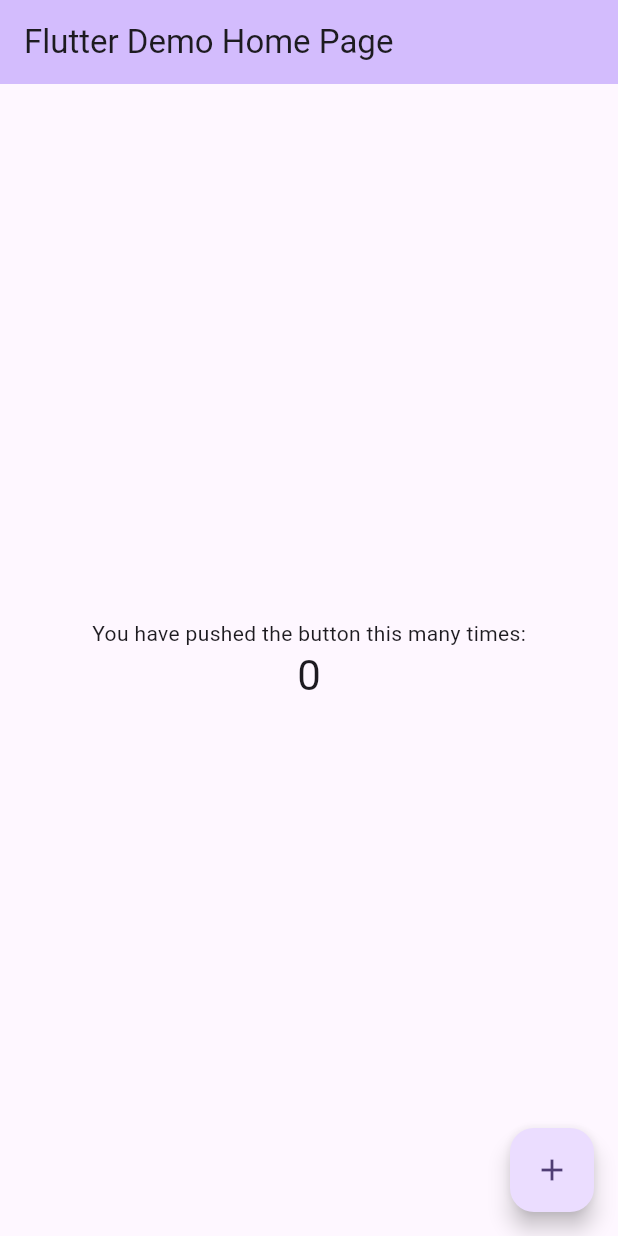
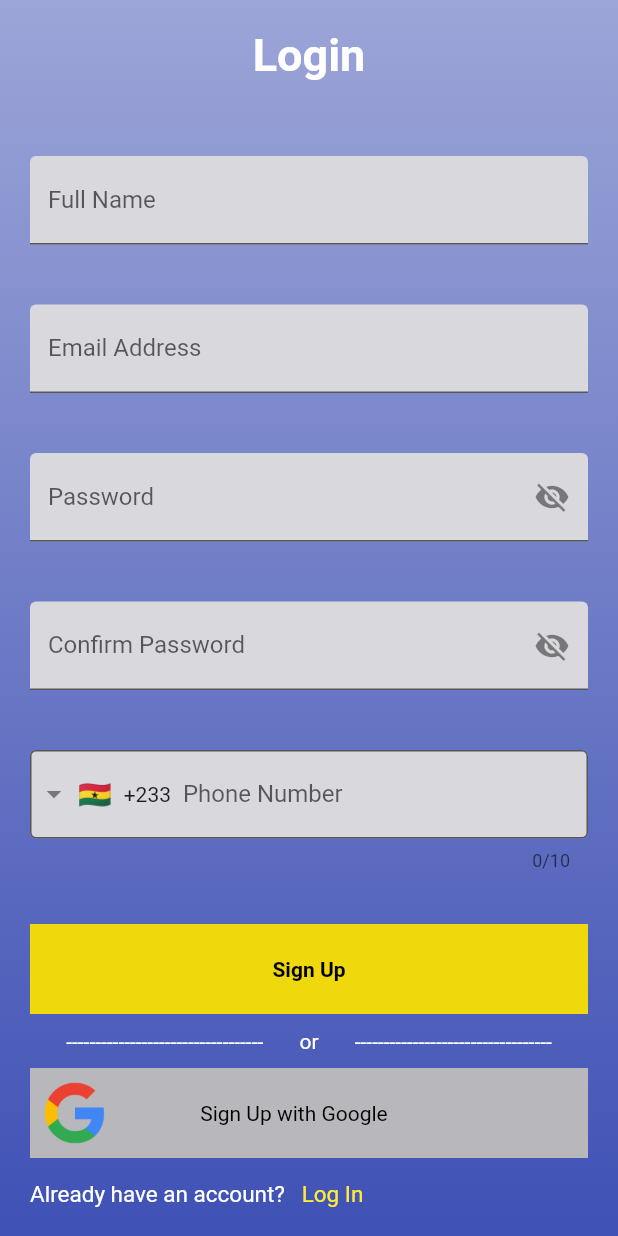
Before and after one commit to Adomakojohn/chatapp, a Flutter app: the screen it shows after launch, on a phone screen of 412 x 824 dp. Run offline on Flutter 3.47's test engine with Material 2 defaults, Android fonts, the light colour scheme and no system bars; drawn by our look-alikes of intl_phone_field; missing offline and left inert: animated_switch.

Commit message:
added auth screens

```diff
--- /dev/null
+++ b/lib/Screens/sign_up.dart
@@ -0,0 +1,226 @@
+import 'package:flutter/material.dart';
+import 'package:intl_phone_field/intl_phone_field.dart';
+
+class SignUpScreen extends StatefulWidget {
+  const SignUpScreen({super.key});
+
+  @override
+  State<SignUpScreen> createState() => _SignUpScreenState();
+}
+
+class _SignUpScreenState extends State<SignUpScreen> {
+  final TextEditingController _nameController = TextEditingController();
+  final TextEditingController _emailController = TextEditingController();
+  final TextEditingController _passwordController = TextEditingController();
+  final TextEditingController _confirmPasswordController =
+      TextEditingController();
+  final TextEditingController _phoneNumberController = TextEditingController();
+  @override
+  Widget build(BuildContext context) {
+    return Scaffold(
+      body: Stack(
+        children: [
+          Container(
+            decoration: BoxDecoration(
+                gradient: LinearGradient(colors: [
+              Colors.indigo,
+              Colors.indigo.withOpacity(0.5),
+            ], begin: Alignment.bottomCenter, end: Alignment.topCenter)),
+          ),
+          Align(
+            alignment: Alignment.center,
+            child: SingleChildScrollView(
+              child: Column(
+                crossAxisAlignment: CrossAxisAlignment.center,
+                mainAxisAlignment: MainAxisAlignment.center,
+                children: [
+                  const Text(
+                    'Login',
+                    style: TextStyle(
+                        fontWeight: FontWeight.bold,
+                        color: Colors.white,
+                        fontSize: 30),
+                  ),
+                  const SizedBox(
+                    height: 30,
+                  ),
+                  Padding(
+                    padding: const EdgeInsets.all(20.0),
+                    child: TextFormField(
+                      controller: _nameController,
+                      decoration: const InputDecoration(
+                        hintText: "Full Name",
+                        label: Text("Full Name"),
+                        fillColor: Color(0xffD8D8DD),
+                        filled: true,
+                      ),
+                    ),
+                  ),
+                  Padding(
+                    padding: const EdgeInsets.all(20.0),
+                    child: TextFormField(
+                      controller: _emailController,
+                      decoration: const InputDecoration(
+                        hintText: "Email Address",
+                        label: Text("Email Address"),
+                        fillColor: Color(0xffD8D8DD),
+                        filled: true,
+                      ),
+                    ),
+                  ),
+                  Padding(
+                    padding: const EdgeInsets.all(20.0),
+                    child: TextFormField(
+                      controller: _passwordController,
+                      obscureText: true,
+                      decoration: InputDecoration(
+                          hintText: "Password",
+                          label: const Text("Password"),
+                          fillColor: const Color(0xffD8D8DD),
+                          filled: true,
+                          suffixIcon: InkWell(
+                              onTap: () {},
+                              child: const Icon(Icons.visibility_off))),
+                    ),
+                  ),
+                  Padding(
+                    padding: const EdgeInsets.all(20.0),
+                    child: TextFormField(
+                      obscureText: true,
+                      controller: _confirmPasswordController,
+                      decoration: InputDecoration(
+                          hintText: "Confirm Password",
+                          label: const Text("Confirm Password"),
+                          fillColor: const Color(0xffD8D8DD),
+                          filled: true,
+                          suffixIcon: InkWell(
+                              onTap: () {},
+                              child: const Icon(Icons.visibility_off))),
+                    ),
+                  ),
+                  Padding(
+                      padding: const EdgeInsets.all(20.0),
+                      child: IntlPhoneField(
+                        controller: _phoneNumberController,
+                        decoration: const InputDecoration(
+                          labelText: 'Phone Number',
+                          fillColor: Color(0xffD8D8DD),
+                          filled: true,
+                          border: OutlineInputBorder(
+                            borderSide: BorderSide(),
+                          ),
+                        ),
+                        initialCountryCode: 'GH',
+                        onChanged: (phone) {
+                          print(phone.completeNumber);
+                        },
+                      )),
+                  const SizedBox(
+                    height: 15,
+                  ),
+                  Padding(
+                    padding: const EdgeInsets.only(left: 20, right: 20),
+                    child: InkWell(
+                      onTap: () {},
+                      child: Container(
+                        height: 60,
+                        width: 375,
+                        decoration: const BoxDecoration(
+                          color: Color.fromARGB(255, 239, 216, 12),
+                        ),
+                        child: const Center(
+                          child: Text(
+                            "Sign Up",
+                            style: TextStyle(
+                                fontWeight: FontWeight.bold,
+                                color: Colors.black),
+                          ),
+                        ),
+                      ),
+                    ),
+                  ),
+                  const SizedBox(
+                    height: 10,
+                  ),
+                  const Padding(
+                    padding: EdgeInsets.only(left: 20, right: 20),
+                    child: Row(
+                      mainAxisAlignment: MainAxisAlignment.spaceEvenly,
+                      children: [
+                        Text(
+                          "----------------------------------",
+                          style: TextStyle(color: Colors.white),
+                        ),
+                        Text(
+                          'or',
+                          style: TextStyle(color: Colors.white),
+                        ),
+                        Text(
+                          "----------------------------------",
+                          style: TextStyle(color: Colors.white),
+                        )
+                      ],
+                    ),
+                  ),
+                  const SizedBox(
+                    height: 10,
+                  ),
+                  Padding(
+                    padding: const EdgeInsets.only(left: 20, right: 20),
+                    child: InkWell(
+                      onTap: () {},
+                      child: Container(
+                        height: 60,
+                        width: 375,
+                        decoration: const BoxDecoration(
+                          color: Color.fromARGB(255, 183, 183, 188),
+                        ),
+                        child: const Row(
+                          children: [
+                            Padding(
+                              padding: EdgeInsets.all(8.0),
+                              child: Image(
+                                  image: AssetImage(
+                                      'assets/images/googleLogo.png')),
+                            ),
+                            SizedBox(
+                              width: 50,
+                            ),
+                            Text(' Sign Up with Google',
+                                style: TextStyle(color: Colors.black))
+                          ],
+                        ),
+                      ),
+                    ),
+                  ),
+                  const SizedBox(
+                    height: 15,
+                  ),
+                  Padding(
+                    padding: const EdgeInsets.only(left: 20),
+                    child: Row(
+                      children: [
+                        const Text(
+                          "Already have an account?",
+                          style: TextStyle(color: Colors.white, fontSize: 15),
+                        ),
+                        InkWell(
+                          onTap: () {},
+                          child: const Text(
+                            "   Log In",
+                            style:
+                                TextStyle(color: Colors.yellow, fontSize: 15),
+                          ),
+                        )
+                      ],
+                    ),
+                  ),
+                ],
+              ),
+            ),
+          )
+        ],
+      ),
+    );
+  }
+}
--- a/lib/main.dart
+++ b/lib/main.dart
@@ -1,3 +1,4 @@
+import 'package:chat_app/Screens/sign_up.dart';
 import 'package:flutter/material.dart';
 
 void main() {
@@ -7,119 +8,11 @@ void main() {
 class MyApp extends StatelessWidget {
   const MyApp({super.key});
 
-  // This widget is the root of your application.
   @override
   Widget build(BuildContext context) {
-    return MaterialApp(
-      title: 'Flutter Demo',
-      theme: ThemeData(
-        // This is the theme of your application.
-        //
-        // TRY THIS: Try running your application with "flutter run". You'll see
-        // the application has a blue toolbar. Then, without quitting the app,
-        // try changing the seedColor in the colorScheme below to Colors.green
-        // and then invoke "hot reload" (save your changes or press the "hot
-        // reload" button in a Flutter-supported IDE, or press "r" if you used
-        // the command line to start the app).
-        //
-        // Notice that the counter didn't reset back to zero; the application
-        // state is not lost during the reload. To reset the state, use hot
-        // restart instead.
-        //
-        // This works for code too, not just values: Most code changes can be
-        // tested with just a hot reload.
-        colorScheme: ColorScheme.fromSeed(seedColor: Colors.deepPurple),
-        useMaterial3: true,
-      ),
-      home: const MyHomePage(title: 'Flutter Demo Home Page'),
+    return const MaterialApp(
+      debugShowCheckedModeBanner: false,
+      home: SignUpScreen(),
     );
   }
 }
-
-class MyHomePage extends StatefulWidget {
-  const MyHomePage({super.key, required this.title});
-
-  // This widget is the home page of your application. It is stateful, meaning
-  // that it has a State object (defined below) that contains fields that affect
-  // how it looks.
-
-  // This class is the configuration for the state. It holds the values (in this
-  // case the title) provided by the parent (in this case the App widget) and
-  // used by the build method of the State. Fields in a Widget subclass are
-  // always marked "final".
-
-  final String title;
-
-  @override
-  State<MyHomePage> createState() => _MyHomePageState();
-}
-
-class _MyHomePageState extends State<MyHomePage> {
-  int _counter = 0;
-
-  void _incrementCounter() {
-    setState(() {
-      // This call to setState tells the Flutter framework that something has
-      // changed in this State, which causes it to rerun the build method below
-      // so that the display can reflect the updated values. If we changed
-      // _counter without calling setState(), then the build method would not be
-      // called again, and so nothing would appear to happen.
-      _counter++;
-    });
-  }
-
-  @override
-  Widget build(BuildContext context) {
-    // This method is rerun every time setState is called, for instance as done
-    // by the _incrementCounter method above.
-    //
-    // The Flutter framework has been optimized to make rerunning build methods
-    // fast, so that you can just rebuild anything that needs updating rather
-    // than having to individually change instances of widgets.
-    return Scaffold(
-      appBar: AppBar(
-        // TRY THIS: Try changing the color here to a specific color (to
-        // Colors.amber, perhaps?) and trigger a hot reload to see the AppBar
-        // change color while the other colors stay the same.
-        backgroundColor: Theme.of(context).colorScheme.inversePrimary,
-        // Here we take the value from the MyHomePage object that was created by
-        // the App.build method, and use it to set our appbar title.
-        title: Text(widget.title),
-      ),
-      body: Center(
-        // Center is a layout widget. It takes a single child and positions it
-        // in the middle of the parent.
-        child: Column(
-          // Column is also a layout widget. It takes a list of children and
-          // arranges them vertically. By default, it sizes itself to fit its
-          // children horizontally, and tries to be as tall as its parent.
-          //
-          // Column has various properties to control how it sizes itself and
-          // how it positions its children. Here we use mainAxisAlignment to
-          // center the children vertically; the main axis here is the vertical
-          // axis because Columns are vertical (the cross axis would be
-          // horizontal).
-          //
-          // TRY THIS: Invoke "debug painting" (choose the "Toggle Debug Paint"
-          // action in the IDE, or press "p" in the console), to see the
-          // wireframe for each widget.
-          mainAxisAlignment: MainAxisAlignment.center,
-          children: <Widget>[
-            const Text(
-              'You have pushed the button this many times:',
-            ),
-            Text(
-              '$_counter',
-              style: Theme.of(context).textTheme.headlineMedium,
-            ),
-          ],
-        ),
-      ),
-      floatingActionButton: FloatingActionButton(
-        onPressed: _incrementCounter,
-        tooltip: 'Increment',
-        child: const Icon(Icons.add),
-      ), // This trailing comma makes auto-formatting nicer for build methods.
-    );
-  }
-}
--- a/pubspec.yaml
+++ b/pubspec.yaml
@@ -35,6 +35,8 @@ dependencies:
   # The following adds the Cupertino Icons font to your application.
   # Use with the CupertinoIcons class for iOS style icons.
   cupertino_icons: ^1.0.2
+  animated_switch: ^0.0.2
+  intl_phone_field: ^3.2.0
 
 dev_dependencies:
   flutter_test:
@@ -59,8 +61,8 @@ flutter:
   uses-material-design: true
 
   # To add assets to your application, add an assets section, like this:
-  # assets:
-  #   - images/a_dot_burr.jpeg
+  assets:
+    - assets/images/
   #   - images/a_dot_ham.jpeg
 
   # An image asset can refer to one or more resolution-specific "variants", see
```
Also changed, not shown: lib/Screens/log_in.dart (added, +204 -0 lines), assets/images/googleLogo.png (added), pubspec.lock.
